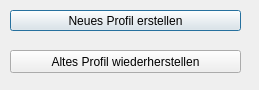
Qt form src/gui/qt/ui_components/dialog_profile_create_selection.ui (minutogit/eMinuto-Desktop-Prototype) before a commit.
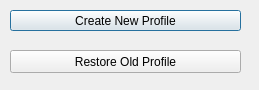
The same form after that commit.

The edit to the form file:
```diff
--- a/src/gui/qt/ui_components/dialog_profile_create_selection.ui
+++ b/src/gui/qt/ui_components/dialog_profile_create_selection.ui
@@ -23,7 +23,7 @@
     </rect>
    </property>
    <property name="text">
-    <string>Neues Profil erstellen</string>
+    <string>Create New Profile</string>
    </property>
   </widget>
   <widget class="QPushButton" name="pushButton_restore_exisitin_profile">
@@ -36,7 +36,7 @@
     </rect>
    </property>
    <property name="text">
-    <string>Altes Profil wiederherstellen</string>
+    <string>Restore Old Profile</string>
    </property>
   </widget>
  </widget>
```
Left out of the diff: 2 changed lines with no effect on the pictures.
